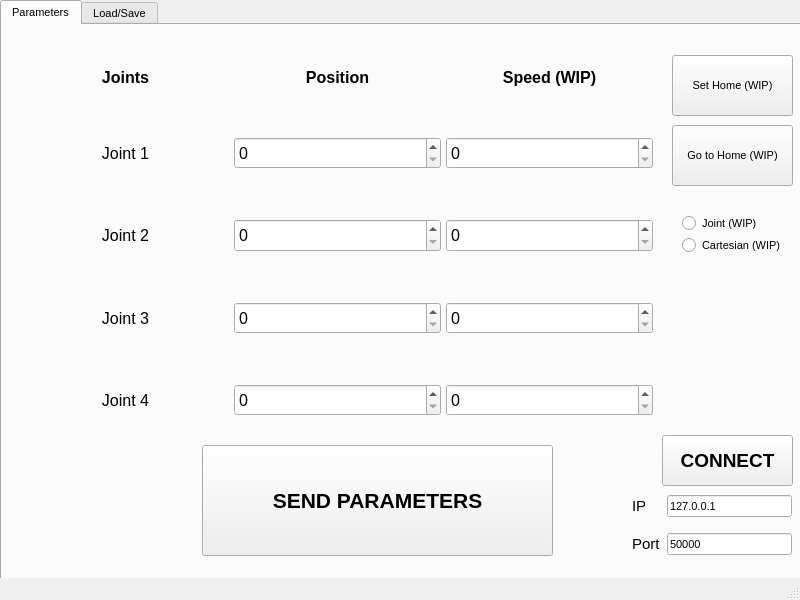
Qt form GUI/command/Commandwindow.ui (chameau5050/Handling-Gro) before a commit.
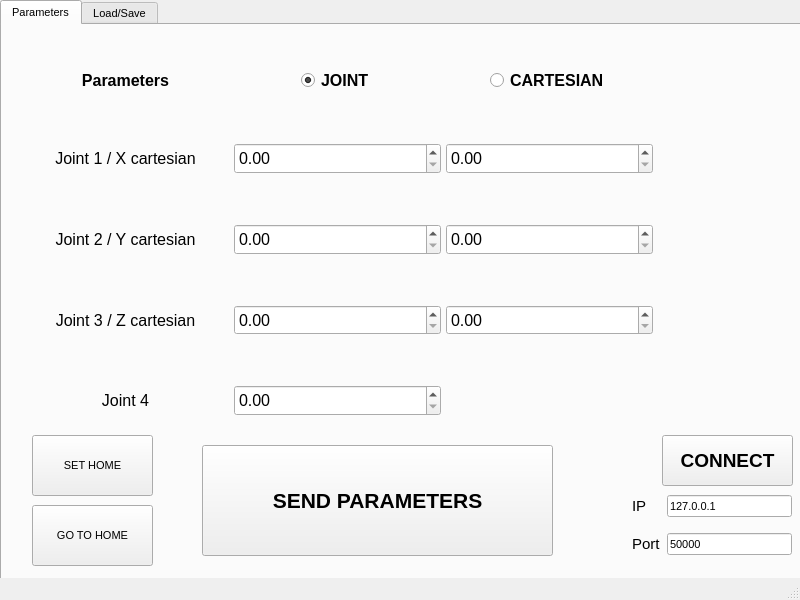
The same form after that commit. Icons and pictures are not drawn.

Commit message:
Added cartesian and home features
- Added input for cartesian coordinates;
- Changed Speed section to Cartesian section;
- Added set home and go to home features;
- Changed spin boxes to double spin boxes;
- Added buttons and plaintextedit for Save/Load tab

The edit to the form file:
```diff
--- a/GUI/command/Commandwindow.ui
+++ b/GUI/command/Commandwindow.ui
@@ -68,7 +68,7 @@
           </font>
          </property>
          <property name="text">
-          <string>Joint 3</string>
+          <string>Joint 3 / Z cartesian</string>
          </property>
          <property name="alignment">
           <set>Qt::AlignCenter</set>
@@ -83,7 +83,7 @@
           </font>
          </property>
          <property name="text">
-          <string>Joint 2</string>
+          <string>Joint 2 / Y cartesian</string>
          </property>
          <property name="alignment">
           <set>Qt::AlignCenter</set>
@@ -100,7 +100,7 @@
           </font>
          </property>
          <property name="text">
-          <string>Joints</string>
+          <string>Parameters</string>
          </property>
          <property name="alignment">
           <set>Qt::AlignCenter</set>
@@ -115,27 +115,7 @@
           </font>
          </property>
          <property name="text">
-          <string>Joint 1</string>
-         </property>
-         <property name="alignment">
-          <set>Qt::AlignCenter</set>
-         </property>
-        </widget>
-       </item>
-       <item row="0" column="1">
-        <widget class="QLabel" name="label_7">
-         <property name="font">
-          <font>
-           <pointsize>12</pointsize>
-           <weight>75</weight>
-           <bold>true</bold>
-          </font>
-         </property>
-         <property name="text">
-          <string>Position</string>
-         </property>
-         <property name="textFormat">
-          <enum>Qt::AutoText</enum>
+          <string>Joint 1 / X cartesian</string>
          </property>
          <property name="alignment">
           <set>Qt::AlignCenter</set>
@@ -158,7 +138,7 @@
         </widget>
        </item>
        <item row="1" column="1">
-        <widget class="QSpinBox" name="set_J1">
+        <widget class="QDoubleSpinBox" name="set_J1">
          <property name="sizePolicy">
           <sizepolicy hsizetype="Minimum" vsizetype="MinimumExpanding">
            <horstretch>0</horstretch>
@@ -170,13 +150,10 @@
            <pointsize>12</pointsize>
           </font>
          </property>
-         <property name="maximum">
-          <number>120000</number>
-         </property>
         </widget>
        </item>
        <item row="2" column="1">
-        <widget class="QSpinBox" name="set_J2">
+        <widget class="QDoubleSpinBox" name="set_J2">
          <property name="sizePolicy">
           <sizepolicy hsizetype="Minimum" vsizetype="MinimumExpanding">
            <horstretch>0</horstretch>
@@ -188,13 +165,10 @@
            <pointsize>12</pointsize>
           </font>
          </property>
-         <property name="maximum">
-          <number>3500</number>
-         </property>
         </widget>
        </item>
        <item row="3" column="1">
-        <widget class="QSpinBox" name="set_J3">
+        <widget class="QDoubleSpinBox" name="set_J3">
          <property name="sizePolicy">
           <sizepolicy hsizetype="Preferred" vsizetype="MinimumExpanding">
            <horstretch>0</horstretch>
@@ -206,13 +180,10 @@
            <pointsize>12</pointsize>
           </font>
          </property>
-         <property name="maximum">
-          <number>3500</number>
-         </property>
         </widget>
        </item>
        <item row="4" column="1">
-        <widget class="QSpinBox" name="set_J4">
+        <widget class="QDoubleSpinBox" name="set_J4">
          <property name="sizePolicy">
           <sizepolicy hsizetype="Minimum" vsizetype="MinimumExpanding">
            <horstretch>0</horstretch>
@@ -230,13 +201,10 @@
            <pointsize>12</pointsize>
           </font>
          </property>
-         <property name="maximum">
-          <number>3500</number>
-         </property>
         </widget>
        </item>
        <item row="1" column="2">
-        <widget class="QSpinBox" name="set_V1">
+        <widget class="QDoubleSpinBox" name="set_C1">
          <property name="sizePolicy">
           <sizepolicy hsizetype="Minimum" vsizetype="MinimumExpanding">
            <horstretch>0</horstretch>
@@ -248,13 +216,10 @@
            <pointsize>12</pointsize>
           </font>
          </property>
-         <property name="maximum">
-          <number>120000</number>
-         </property>
         </widget>
        </item>
        <item row="2" column="2">
-        <widget class="QSpinBox" name="set_V2">
+        <widget class="QDoubleSpinBox" name="set_C2">
          <property name="sizePolicy">
           <sizepolicy hsizetype="Minimum" vsizetype="MinimumExpanding">
            <horstretch>0</horstretch>
@@ -266,13 +231,10 @@
            <pointsize>12</pointsize>
           </font>
          </property>
-         <property name="maximum">
-          <number>120000</number>
-         </property>
         </widget>
        </item>
        <item row="3" column="2">
-        <widget class="QSpinBox" name="set_V3">
+        <widget class="QDoubleSpinBox" name="set_C3">
          <property name="sizePolicy">
           <sizepolicy hsizetype="Minimum" vsizetype="MinimumExpanding">
            <horstretch>0</horstretch>
@@ -284,31 +246,30 @@
            <pointsize>12</pointsize>
           </font>
          </property>
-         <property name="maximum">
-          <number>120000</number>
-         </property>
         </widget>
        </item>
-       <item row="4" column="2">
-        <widget class="QSpinBox" name="set_V4">
-         <property name="sizePolicy">
-          <sizepolicy hsizetype="Minimum" vsizetype="MinimumExpanding">
-           <horstretch>0</horstretch>
-           <verstretch>0</verstretch>
-          </sizepolicy>
-         </property>
+       <item row="0" column="1" alignment="Qt::AlignHCenter|Qt::AlignVCenter">
+        <widget class="QRadioButton" name="jointMode">
          <property name="font">
           <font>
            <pointsize>12</pointsize>
+           <weight>75</weight>
+           <bold>true</bold>
           </font>
          </property>
-         <property name="maximum">
-          <number>120000</number>
+         <property name="layoutDirection">
+          <enum>Qt::LeftToRight</enum>
          </property>
+         <property name="text">
+          <string>JOINT</string>
+         </property>
+         <property name="checked">
+          <bool>true</bool>
+         </property>
         </widget>
        </item>
-       <item row="0" column="2">
-        <widget class="QLabel" name="label_8">
+       <item row="0" column="2" alignment="Qt::AlignHCenter">
+        <widget class="QRadioButton" name="cartMode">
          <property name="font">
           <font>
            <pointsize>12</pointsize>
@@ -316,11 +277,11 @@
            <bold>true</bold>
           </font>
          </property>
-         <property name="text">
-          <string>Speed (WIP)</string>
+         <property name="layoutDirection">
+          <enum>Qt::LeftToRight</enum>
          </property>
-         <property name="alignment">
-          <set>Qt::AlignCenter</set>
+         <property name="text">
+          <string>CARTESIAN</string>
          </property>
         </widget>
        </item>
@@ -439,53 +400,30 @@
      <widget class="QPushButton" name="pushButton">
       <property name="geometry">
        <rect>
-        <x>670</x>
-        <y>30</y>
+        <x>30</x>
+        <y>410</y>
         <width>121</width>
         <height>61</height>
        </rect>
       </property>
       <property name="text">
-       <string>Set Home (WIP)</string>
+       <string>SET HOME</string>
       </property>
      </widget>
      <widget class="QPushButton" name="pushButton_2">
       <property name="geometry">
        <rect>
-        <x>670</x>
-        <y>100</y>
+        <x>30</x>
+        <y>480</y>
         <width>121</width>
         <height>61</height>
        </rect>
       </property>
-      <property name="text">
-       <string>Go to Home (WIP)</string>
+      <property name="toolTip">
+       <string>Press to input saved home position</string>
       </property>
-     </widget>
-     <widget class="QRadioButton" name="radioButton">
-      <property name="geometry">
-       <rect>
-        <x>680</x>
-        <y>190</y>
-        <width>82</width>
-        <height>17</height>
-       </rect>
-      </property>
       <property name="text">
-       <string>Joint (WIP)</string>
-      </property>
-     </widget>
-     <widget class="QRadioButton" name="radioButton_2">
-      <property name="geometry">
-       <rect>
-        <x>680</x>
-        <y>210</y>
-        <width>101</width>
-        <height>20</height>
-       </rect>
-      </property>
-      <property name="text">
-       <string>Cartesian (WIP)</string>
+       <string>GO TO HOME</string>
       </property>
      </widget>
     </widget>
@@ -493,6 +431,84 @@
      <attribute name="title">
       <string>Load/Save</string>
      </attribute>
+     <widget class="QPlainTextEdit" name="dispFile">
+      <property name="geometry">
+       <rect>
+        <x>410</x>
+        <y>30</y>
+        <width>341</width>
+        <height>311</height>
+       </rect>
+      </property>
+      <property name="plainText">
+       <string/>
+      </property>
+     </widget>
+     <widget class="QLineEdit" name="progFileName">
+      <property name="geometry">
+       <rect>
+        <x>50</x>
+        <y>160</y>
+        <width>113</width>
+        <height>20</height>
+       </rect>
+      </property>
+      <property name="text">
+       <string/>
+      </property>
+     </widget>
+     <widget class="QPushButton" name="saveFileB">
+      <property name="geometry">
+       <rect>
+        <x>60</x>
+        <y>200</y>
+        <width>75</width>
+        <height>23</height>
+       </rect>
+      </property>
+      <property name="text">
+       <string>SAVE</string>
+      </property>
+     </widget>
+     <widget class="QPushButton" name="loadFileB">
+      <property name="geometry">
+       <rect>
+        <x>60</x>
+        <y>240</y>
+        <width>75</width>
+        <height>23</height>
+       </rect>
+      </property>
+      <property name="text">
+       <string>LOAD</string>
+      </property>
+     </widget>
+     <widget class="QLabel" name="label_7">
+      <property name="geometry">
+       <rect>
+        <x>80</x>
+        <y>130</y>
+        <width>47</width>
+        <height>13</height>
+       </rect>
+      </property>
+      <property name="text">
+       <string>File name</string>
+      </property>
+     </widget>
+     <widget class="QPushButton" name="runFileB">
+      <property name="geometry">
+       <rect>
+        <x>60</x>
+        <y>300</y>
+        <width>75</width>
+        <height>23</height>
+       </rect>
+      </property>
+      <property name="text">
+       <string>RUN</string>
+      </property>
+     </widget>
     </widget>
    </widget>
   </widget>
```
Left out of the diff: 7 changed lines with no effect on the pictures. The commit also changes 2 other files.
